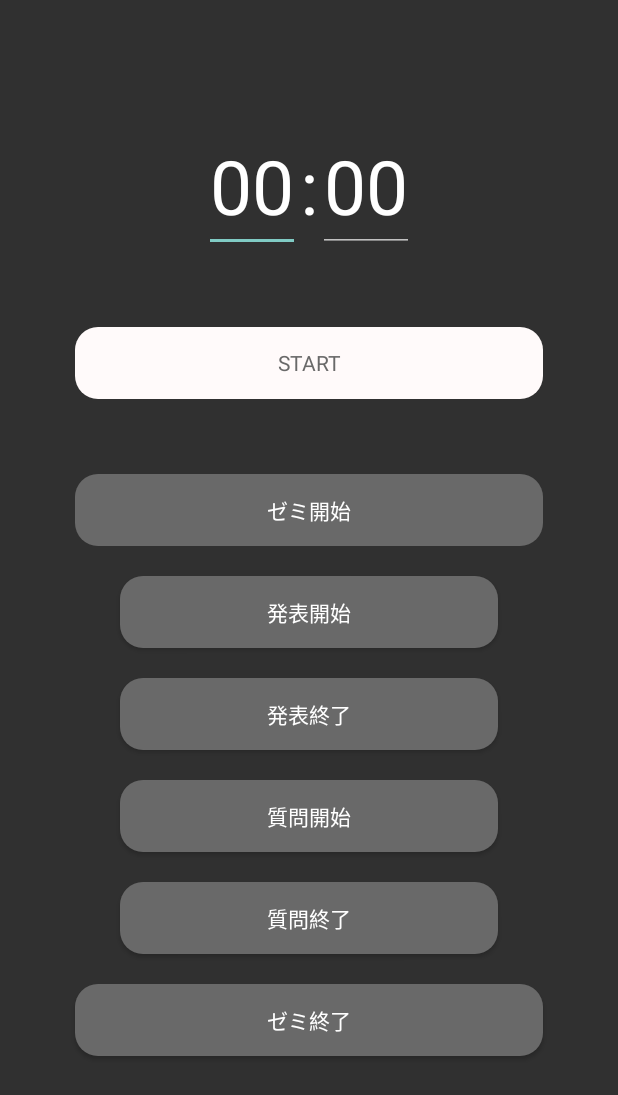
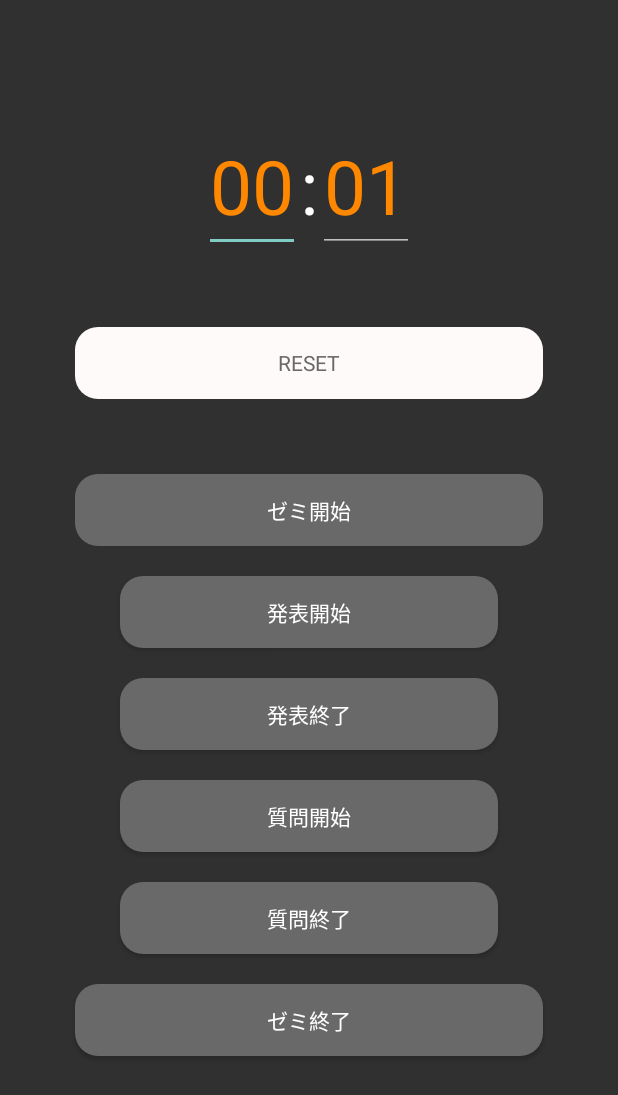
Before and after one commit to DoiRyoto/Meeting-TimeKeeper, an Android app: the screen it shows after launch (MainActivity), after a tap on "START", on a phone screen of 412 x 824 dp. Shown: the top 1095 px of the screen. Run offline under Robolectric (Android 15) with nearby library versions, the phone set to English and light mode, and no system bars.

Commit message:
UIと関数の連携

```diff
--- a/front/app/src/main/java/com/example/afinal/HttpConnectionTask.java
+++ b/front/app/src/main/java/com/example/afinal/HttpConnectionTask.java
@@ -20,16 +20,15 @@ public class HttpConnectionTask extends AsyncTask<Void, Void, String> {
     private ProgressDialog mDialog = null;
     public String mUri;
 
-    public HttpConnectionTask(Activity parentActivity, String mode, Common c){
+    public HttpConnectionTask(Activity parentActivity, String mode, String no, Common c){
         this.mParentActivity = parentActivity;
         this.c = c;
         if (Objects.equals(mode, "start-monitor")){
             // モニター開始
             mUri = "http://192.168.32.32/~pi/voice_monitor.php";
-            c.monitor = "monitoring";
         } else {
             // 音声の再生
-            mUri = "http://192.168.32.32/~pi/voice_create.php?" + "mode=" + mode;
+            mUri = "http://192.168.32.32/~pi/voice_create.php?" + "mode=" + mode + "&" + "no=" + no;
         }
     }
 
@@ -47,18 +46,21 @@ public class HttpConnectionTask extends AsyncTask<Void, Void, String> {
 
     @Override
     protected void onPostExecute(String string){
-        mDialog.dismiss();
         if (Objects.equals(c.monitor, "monitoring")){
             // モニターが終了したら，状態を変更
             c.monitor = "non";
             c.state = "end-monitoring";
         }
+        mDialog.dismiss();
     }
 
     private String exec_get(){
         HttpURLConnection http = null;
         InputStream in = null;
         String src = "";
+
+        Log.d("check", mUri);
+
         try {
             URL url = new URL(mUri);
             Log.d("url", String.valueOf(url));
--- a/front/app/src/main/java/com/example/afinal/MainActivity.java
+++ b/front/app/src/main/java/com/example/afinal/MainActivity.java
@@ -54,31 +54,17 @@ public class MainActivity extends AppCompatActivity implements TimeHandler.Updat
                 // 状態がスタンバイなら開始用の音声を再生
                 if(Objects.equals(c.state, "standby") && String.valueOf(timerButton.getText()).equals("START")){
                     c.state = "processing"; // 状態を処理中に変更
-                    timerButton.setText("END");
-                    HttpConnectionTask task = new HttpConnectionTask(mainActivity, "start", c);
-                    task.execute();
+                    timerButton.setText("RESET");
                     String minutesString = minutesEditText.getText().toString();
                     String secondsString = secondsEditText.getText().toString();
 
                     int minutes = Integer.parseInt(minutesString);
                     int seconds = Integer.parseInt(secondsString);
                     timeHandler.startTimer(minutes, seconds);
-                } else if (String.valueOf(timerButton.getText()).equals("END")) {
+                } else if (String.valueOf(timerButton.getText()).equals("RESET")) {
                     c.state = "standby"; // 状態をスタンバイに変更
                     c.monitor = "non"; // 音声モニターもなしに変更
-                    if (isTimerExpired) {
-                        // 手動で停止した際，時間切れだったら強制終了の音声を再生
-                        stopTimer();
-                        Log.d("mode", "end-force-manual");
-                        HttpConnectionTask task = new HttpConnectionTask(mainActivity, "end-force", c);
-                        task.execute();
-                    } else {
-                        // 手動で停止した際，時間切れでないなら終了の音声を再生
-                        stopTimer();
-                        Log.d("mode", "end-manual");
-                        HttpConnectionTask task = new HttpConnectionTask(mainActivity, "end", c);
-                        task.execute();
-                    }
+                    stopTimer();
                 }
             }
         });
@@ -96,13 +82,12 @@ public class MainActivity extends AppCompatActivity implements TimeHandler.Updat
                     @Override
                     public boolean onMenuItemClick(MenuItem item) {
                         if (item.getItemId() == R.id.start_all_item1) {
-                            // item1のclick eventを処理
+                            HttpConnectionTask task = getHttpConnectionTask("start_overall", "0");
+                            task.execute();
                             return true;
                         } else if (item.getItemId() == R.id.start_all_item2) {
-                            // item2のclick eventを処理
-                            return true;
-                        } else if (item.getItemId() == R.id.start_all_item3) {
-                            // item3のclick eventを処理
+                            HttpConnectionTask task = getHttpConnectionTask("start_overall", "1");
+                            task.execute();
                             return true;
                         } else {
                             return false;
@@ -128,13 +113,12 @@ public class MainActivity extends AppCompatActivity implements TimeHandler.Updat
                     @Override
                     public boolean onMenuItemClick(MenuItem item) {
                         if (item.getItemId() == R.id.start_individual_item1) {
-                            // item1のclick eventを処理
+                            HttpConnectionTask task = getHttpConnectionTask("start_individual", "0");
+                            task.execute();
                             return true;
                         } else if (item.getItemId() == R.id.start_individual_item2) {
-                            // item2のclick eventを処理
-                            return true;
-                        } else if (item.getItemId() == R.id.start_individual_item3) {
-                            // item3のclick eventを処理
+                            HttpConnectionTask task = getHttpConnectionTask("start_individual", "1");
+                            task.execute();
                             return true;
                         } else {
                             return false;
@@ -160,13 +144,8 @@ public class MainActivity extends AppCompatActivity implements TimeHandler.Updat
                     @Override
                     public boolean onMenuItemClick(MenuItem item) {
                         if (item.getItemId() == R.id.end_individual_item1) {
-                            // item1のclick eventを処理
-                            return true;
-                        } else if (item.getItemId() == R.id.end_individual_item2) {
-                            // item2のclick eventを処理
-                            return true;
-                        } else if (item.getItemId() == R.id.end_individual_item3) {
-                            // item3のclick eventを処理
+                            HttpConnectionTask task = getHttpConnectionTask("end_individual", "0");
+                            task.execute();
                             return true;
                         } else {
                             return false;
@@ -192,13 +171,16 @@ public class MainActivity extends AppCompatActivity implements TimeHandler.Updat
                     @Override
                     public boolean onMenuItemClick(MenuItem item) {
                         if (item.getItemId() == R.id.start_comment_item1) {
-                            // item1のclick eventを処理
+                            HttpConnectionTask task = getHttpConnectionTask("start_comment", "0");
+                            task.execute();
                             return true;
                         } else if (item.getItemId() == R.id.start_comment_item2) {
-                            // item2のclick eventを処理
+                            HttpConnectionTask task = getHttpConnectionTask("start_comment", "1");
+                            task.execute();
                             return true;
                         } else if (item.getItemId() == R.id.start_comment_item3) {
-                            // item3のclick eventを処理
+                            HttpConnectionTask task = getHttpConnectionTask("start_comment", "2");
+                            task.execute();
                             return true;
                         } else {
                             return false;
@@ -224,13 +206,8 @@ public class MainActivity extends AppCompatActivity implements TimeHandler.Updat
                     @Override
                     public boolean onMenuItemClick(MenuItem item) {
                         if (item.getItemId() == R.id.end_comment_item1) {
-                            // item1のclick eventを処理
-                            return true;
-                        } else if (item.getItemId() == R.id.end_comment_item2) {
-                            // item2のclick eventを処理
-                            return true;
-                        } else if (item.getItemId() == R.id.end_comment_item3) {
-                            // item3のclick eventを処理
+                            HttpConnectionTask task = getHttpConnectionTask("end_comment", "0");
+                            task.execute();
                             return true;
                         } else {
                             return false;
@@ -256,13 +233,12 @@ public class MainActivity extends AppCompatActivity implements TimeHandler.Updat
                     @Override
                     public boolean onMenuItemClick(MenuItem item) {
                         if (item.getItemId() == R.id.end_all_item1) {
-                            // item1のclick eventを処理
+                            HttpConnectionTask task = getHttpConnectionTask("end_overall", "0");
+                            task.execute();
                             return true;
                         } else if (item.getItemId() == R.id.end_all_item2) {
-                            // item2のclick eventを処理
-                            return true;
-                        } else if (item.getItemId() == R.id.end_all_item3) {
-                            // item3のclick eventを処理
+                            HttpConnectionTask task = getHttpConnectionTask("end_overall", "1");
+                            task.execute();
                             return true;
                         } else {
                             return false;
@@ -279,11 +255,11 @@ public class MainActivity extends AppCompatActivity implements TimeHandler.Updat
 
     @Override
     public void onUpdate(String[] time) {
+        Log.d("check", c.state);
+        Log.d("check", c.monitor);
+
         minutesEditText.setText(time[0]);
         secondsEditText.setText(time[1]);
-
-        // Log.d("check", c.state);
-        // Log.d("check", c.monitor);
 
         if (isTimerExpired) {
             // Set EditText text color to red
@@ -291,15 +267,15 @@ public class MainActivity extends AppCompatActivity implements TimeHandler.Updat
             secondsEditText.setTextColor(getResources().getColor(android.R.color.holo_orange_dark));
 
             if (Objects.equals(c.monitor, "non") && Objects.equals(c.state, "processing")) {
+                c.monitor = "monitoring";
                 // 時間切れで音声がモニターされていないなら，音声モニターを開始
-                HttpConnectionTask task = new HttpConnectionTask(mainActivity, "start-monitor", c);
+                HttpConnectionTask task = getHttpConnectionTask("start-monitoring", "-1");
                 task.execute();
             } else if(Objects.equals(c.monitor, "non") && Objects.equals(c.state, "end-monitoring")){
+                c.state = "wait-reset";
                 // 時間切れで音声モニターが終了していた場合，状態をスタンバイに変更し強制終了の音声を再生
                 // issue: タイマーが止まらない
-                c.state = "standby";
-                stopTimer();
-                HttpConnectionTask task = new HttpConnectionTask(mainActivity, "end-force", c);
+                HttpConnectionTask task = new HttpConnectionTask(mainActivity, "end_force", "0", c);
                 task.execute();
             }
         }
@@ -314,4 +290,9 @@ public class MainActivity extends AppCompatActivity implements TimeHandler.Updat
         minutesEditText.setTextColor(getResources().getColor(android.R.color.white));
         secondsEditText.setTextColor(getResources().getColor(android.R.color.white));
     }
+
+    private HttpConnectionTask getHttpConnectionTask(String mode, String no){
+        HttpConnectionTask task = new HttpConnectionTask(mainActivity, mode, no, c);
+        return task;
+    }
 }
--- a/front/app/src/main/res/menu/end_all_menu.xml
+++ b/front/app/src/main/res/menu/end_all_menu.xml
@@ -2,11 +2,8 @@
 <menu xmlns:android="http://schemas.android.com/apk/res/android">
     <item
         android:id="@+id/end_all_item1"
-        android:title="item1" />
+        android:title="お疲れ様でした。本日のゼミは終了です。" />
     <item
         android:id="@+id/end_all_item2"
-        android:title="item2" />
-    <item
-        android:id="@+id/end_all_item3"
-        android:title="item3" />
+        android:title="本日のゼミはここまでとなります。" />
 </menu>
--- a/front/app/src/main/res/menu/end_comment_menu.xml
+++ b/front/app/src/main/res/menu/end_comment_menu.xml
@@ -2,11 +2,5 @@
 <menu xmlns:android="http://schemas.android.com/apk/res/android">
     <item
         android:id="@+id/end_comment_item1"
-        android:title="item1" />
-    <item
-        android:id="@+id/end_comment_item2"
-        android:title="item2" />
-    <item
-        android:id="@+id/end_comment_item3"
-        android:title="item3" />
+        android:title="それでは質疑は終了です。ありがとうございました。" />
 </menu>
--- a/front/app/src/main/res/menu/end_individual_menu.xml
+++ b/front/app/src/main/res/menu/end_individual_menu.xml
@@ -2,11 +2,5 @@
 <menu xmlns:android="http://schemas.android.com/apk/res/android">
     <item
         android:id="@+id/end_individual_item1"
-        android:title="item1" />
-    <item
-        android:id="@+id/end_individual_item2"
-        android:title="item2" />
-    <item
-        android:id="@+id/end_individual_item3"
-        android:title="item3" />
+        android:title="発表ありがとうございました。" />
 </menu>
--- a/front/app/src/main/res/menu/start_all_menu.xml
+++ b/front/app/src/main/res/menu/start_all_menu.xml
@@ -1,11 +1,8 @@
 <menu xmlns:android="http://schemas.android.com/apk/res/android">
     <item
         android:id="@+id/start_all_item1"
-        android:title="そろそろ時間なので終わりにしてください" />
+        android:title="それでは、本日のゼミを始めましょう。" />
     <item
         android:id="@+id/start_all_item2"
-        android:title="ありがとうございました。次の人お願いします。" />
-    <item
-        android:id="@+id/start_all_item3"
-        android:title="ゼミを始めます" />
+        android:title="時間になったので、ゼミを開始します。" />
 </menu>
--- a/front/app/src/main/res/menu/start_comment_menu.xml
+++ b/front/app/src/main/res/menu/start_comment_menu.xml
@@ -2,11 +2,11 @@
 <menu xmlns:android="http://schemas.android.com/apk/res/android">
     <item
         android:id="@+id/start_comment_item1"
-        android:title="item1" />
+        android:title="質問などがあれば、挙手をお願いします。" />
     <item
         android:id="@+id/start_comment_item2"
-        android:title="item2" />
+        android:title="他に質問などはありますか？" />
     <item
         android:id="@+id/start_comment_item3"
-        android:title="item3" />
+        android:title="少し時間があります、簡単な質問はありますか？" />
 </menu>
--- a/front/app/src/main/res/menu/start_individual_menu.xml
+++ b/front/app/src/main/res/menu/start_individual_menu.xml
@@ -2,11 +2,8 @@
 <menu xmlns:android="http://schemas.android.com/apk/res/android">
     <item
         android:id="@+id/start_individual_item1"
-        android:title="item1" />
+        android:title="発表よろしくお願いします。" />
     <item
         android:id="@+id/start_individual_item2"
-        android:title="item2" />
-    <item
-        android:id="@+id/start_individual_item3"
-        android:title="item3" />
+        android:title="発表を始めてください。" />
 </menu>
```
Also changed, not shown: 10 other files.
